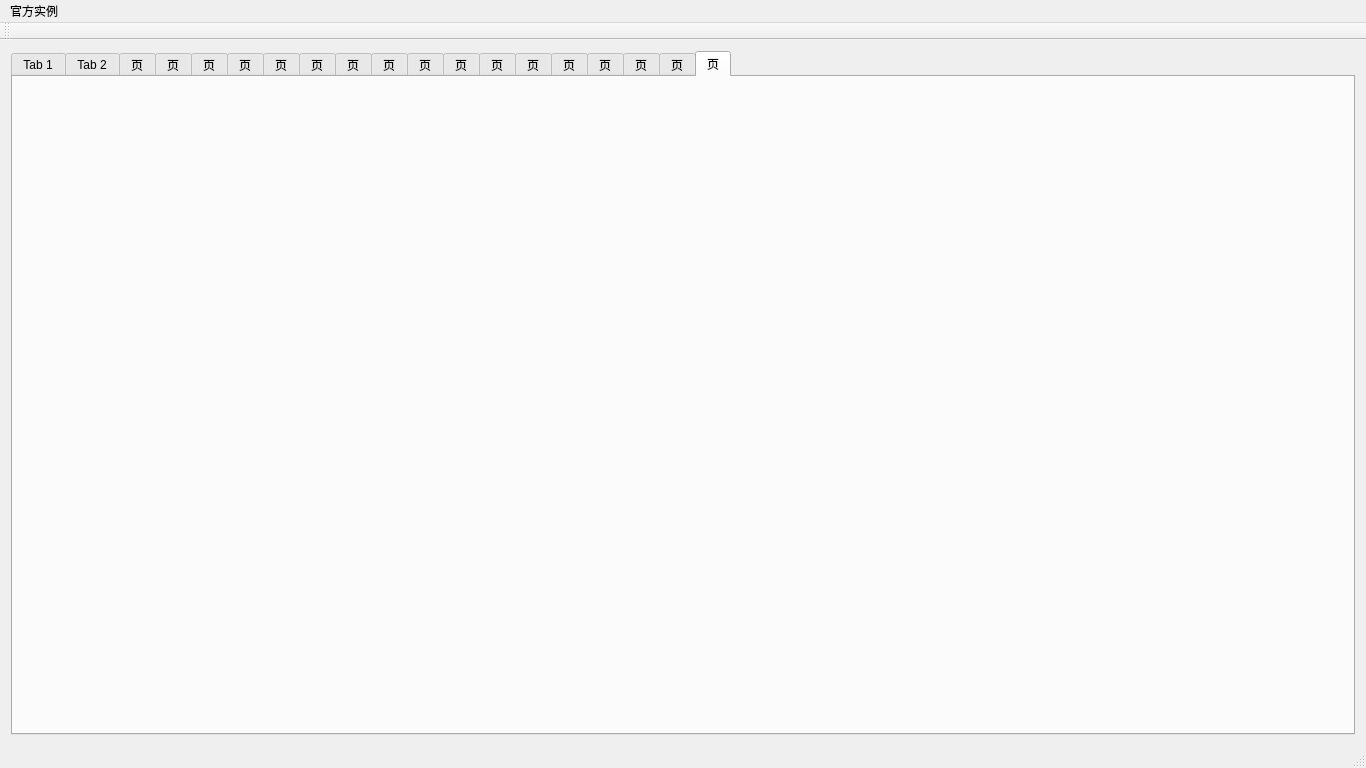
This is ThirdVtk/mainwindow.ui in DreamLife-Jianwei/Qt-Vtk as Qt 5 draws it before an edit. The edited form follows.
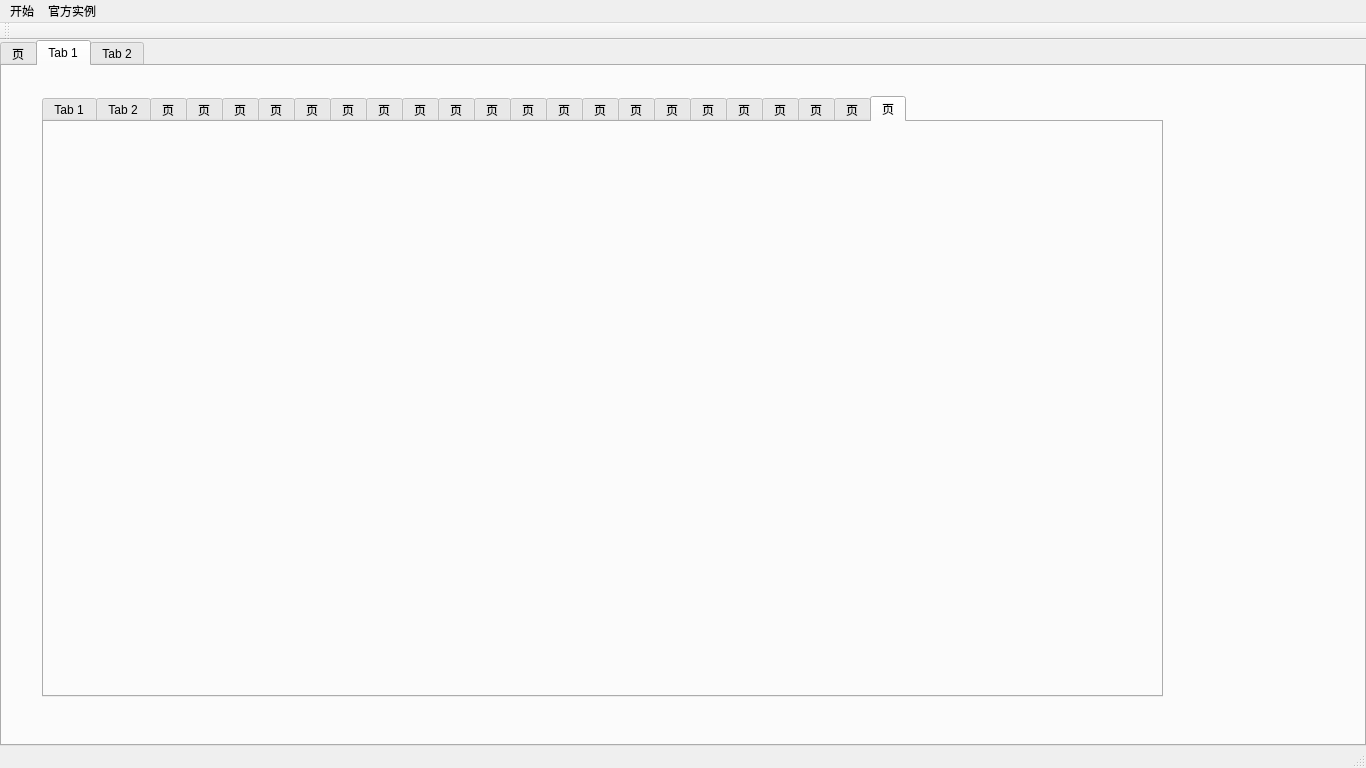
This is the edited form. The open tabs and pages were chosen to show the change. Icons and pictures are not drawn.

Patch:
```diff
--- a/ThirdVtk/mainwindow.ui
+++ b/ThirdVtk/mainwindow.ui
@@ -13,12 +13,51 @@
   <property name="windowTitle">
    <string>MainWindow</string>
   </property>
+  <property name="styleSheet">
+   <string notr="true">font: 10pt &quot;黑体&quot;;</string>
+  </property>
   <widget class="QWidget" name="centralWidget">
    <layout class="QGridLayout" name="gridLayout">
+    <property name="leftMargin">
+     <number>0</number>
+    </property>
+    <property name="topMargin">
+     <number>0</number>
+    </property>
+    <property name="rightMargin">
+     <number>0</number>
+    </property>
+    <property name="bottomMargin">
+     <number>0</number>
+    </property>
     <item row="0" column="0">
      <widget class="QTabWidget" name="tabWidget_Main">
+      <property name="styleSheet">
+       <string notr="true">border-image: url(:/MainWindow/Images/MainWindow/background.jpg);</string>
+      </property>
       <property name="currentIndex">
-       <number>18</number>
+       <number>0</number>
+      </property>
+      <widget class="QWidget" name="tab_Logo">
+       <attribute name="title">
+        <string>页</string>
+       </attribute>
+      </widget>
+      <widget class="QWidget" name="tab_Example">
+       <attribute name="title">
+        <string>Tab 1</string>
+       </attribute>
+       <widget class="QTabWidget" name="tabWidget_Example">
+        <property name="geometry">
+         <rect>
+          <x>40</x>
+          <y>30</y>
+          <width>1121</width>
+          <height>601</height>
+         </rect>
+        </property>
+        <property name="currentIndex">
+         <number>22</number>
       </property>
       <widget class="QWidget" name="tab_ambientSpheres">
        <attribute name="title">
@@ -115,6 +154,33 @@
         <string>页</string>
        </attribute>
       </widget>
+        <widget class="QWidget" name="tab_RGrid">
+         <attribute name="title">
+          <string>页</string>
+         </attribute>
+        </widget>
+        <widget class="QWidget" name="tab_SGrid">
+         <attribute name="title">
+          <string>页</string>
+         </attribute>
+        </widget>
+        <widget class="QWidget" name="tab_SpecularSpheres">
+         <attribute name="title">
+          <string>页</string>
+         </attribute>
+        </widget>
+        <widget class="QWidget" name="tab_Theme">
+         <attribute name="title">
+          <string>页</string>
+         </attribute>
+        </widget>
+       </widget>
+      </widget>
+      <widget class="QWidget" name="tab_ImageManage">
+       <attribute name="title">
+        <string>Tab 2</string>
+       </attribute>
+      </widget>
      </widget>
     </item>
    </layout>
@@ -125,7 +191,7 @@
      <x>0</x>
      <y>0</y>
      <width>1366</width>
-     <height>23</height>
+     <height>19</height>
     </rect>
    </property>
    <widget class="QMenu" name="menu">
@@ -152,6 +218,13 @@
     <addaction name="actionQChartTable"/>
     <addaction name="actionQScalarsToColors"/>
    </widget>
+   <widget class="QMenu" name="menu_2">
+    <property name="title">
+     <string>开始</string>
+    </property>
+    <addaction name="actionExit"/>
+   </widget>
+   <addaction name="menu_2"/>
    <addaction name="menu"/>
   </widget>
   <widget class="QToolBar" name="mainToolBar">
```
Left out of the diff: 29 changed lines with no effect on the pictures. Lines whose indentation alone changed are shown as unchanged.
